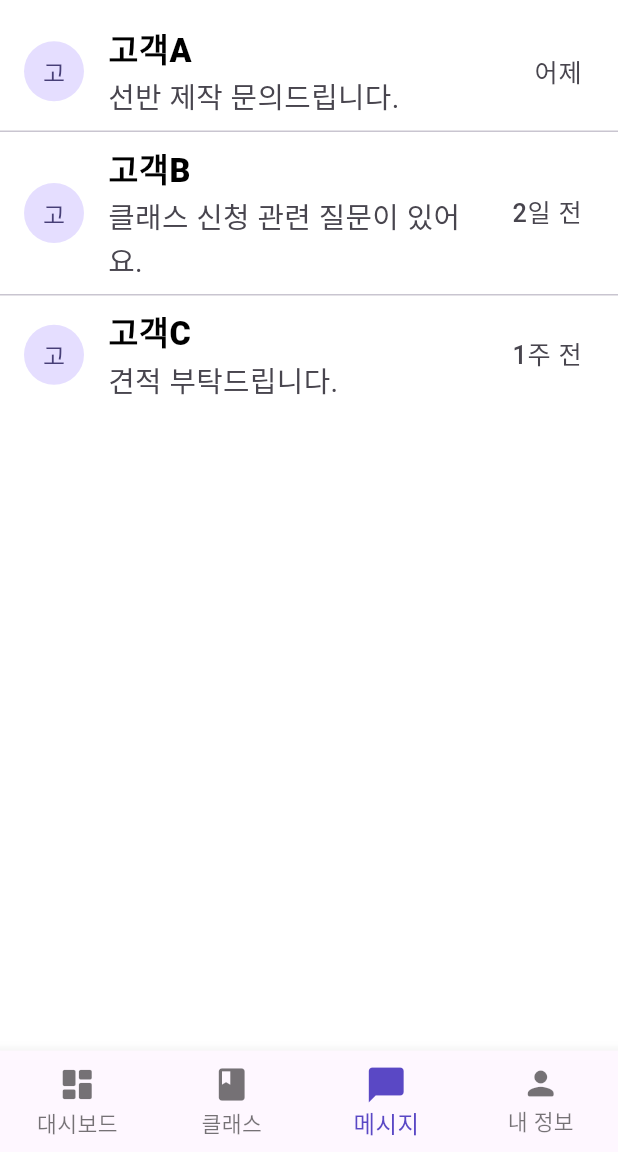
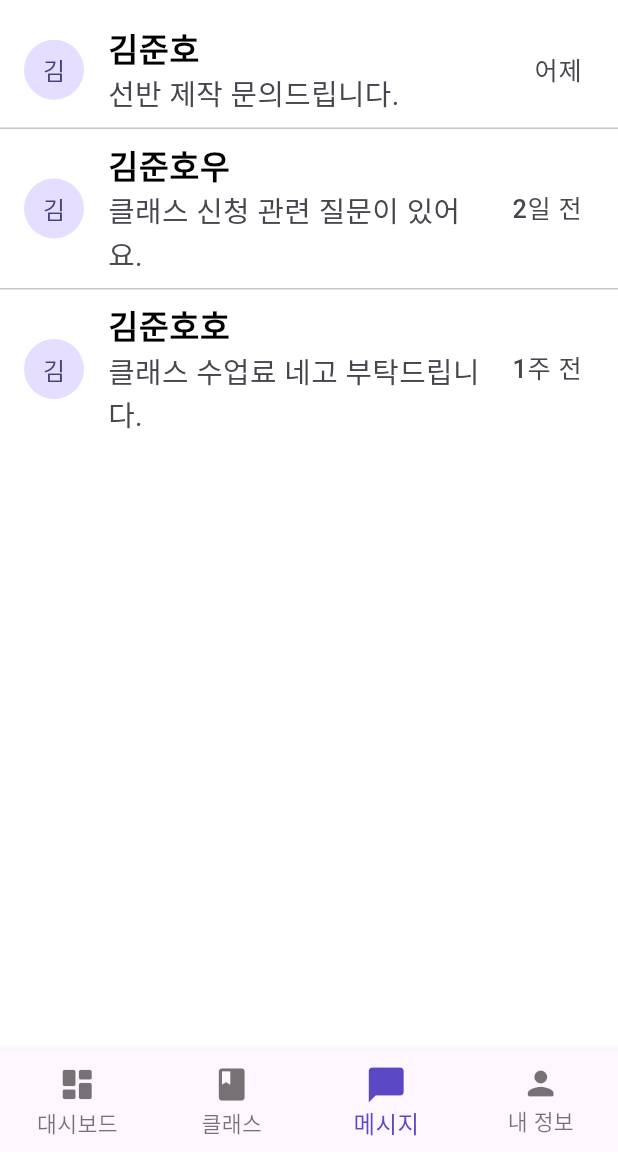
Before and after one commit to K-Hackathon-01z/eum-front, a Flutter app: the ArtistShellScreen screen opened by its route, item 3 of the bottom bar chosen, on a phone screen of 412 x 824 dp, the part 84-1236 px from its top. Run offline on Flutter 3.47's test engine with Material 3 defaults, Android fonts, the phone set to English and light mode, and no system bars; our stand-ins replace flutter_svg.

Commit message:
feat: 장인 모드 초기 버전 구현 완료

```diff
--- a/lib/screens/artist/messages.dart
+++ b/lib/screens/artist/messages.dart
@@ -5,9 +5,9 @@ class MessagesPage extends StatelessWidget {
 
   // TODO: API 연동 시 실제 메시지 스레드 목록으로 대체 (현재 더미 데이터)
   final List<_Thread> _threads = [
-    _Thread('고객A', '선반 제작 문의드립니다.', '어제'),
-    _Thread('고객B', '클래스 신청 관련 질문이 있어요.', '2일 전'),
-    _Thread('고객C', '견적 부탁드립니다.', '1주 전'),
+    _Thread('김준호', '선반 제작 문의드립니다.', '어제'),
+    _Thread('김준호우', '클래스 신청 관련 질문이 있어요.', '2일 전'),
+    _Thread('김준호호', '클래스 수업료 네고 부탁드립니다.', '1주 전'),
   ];
 
   @override
```
Also changed, not shown: lib/screens/artist/classes.dart (+5 -8 lines).
